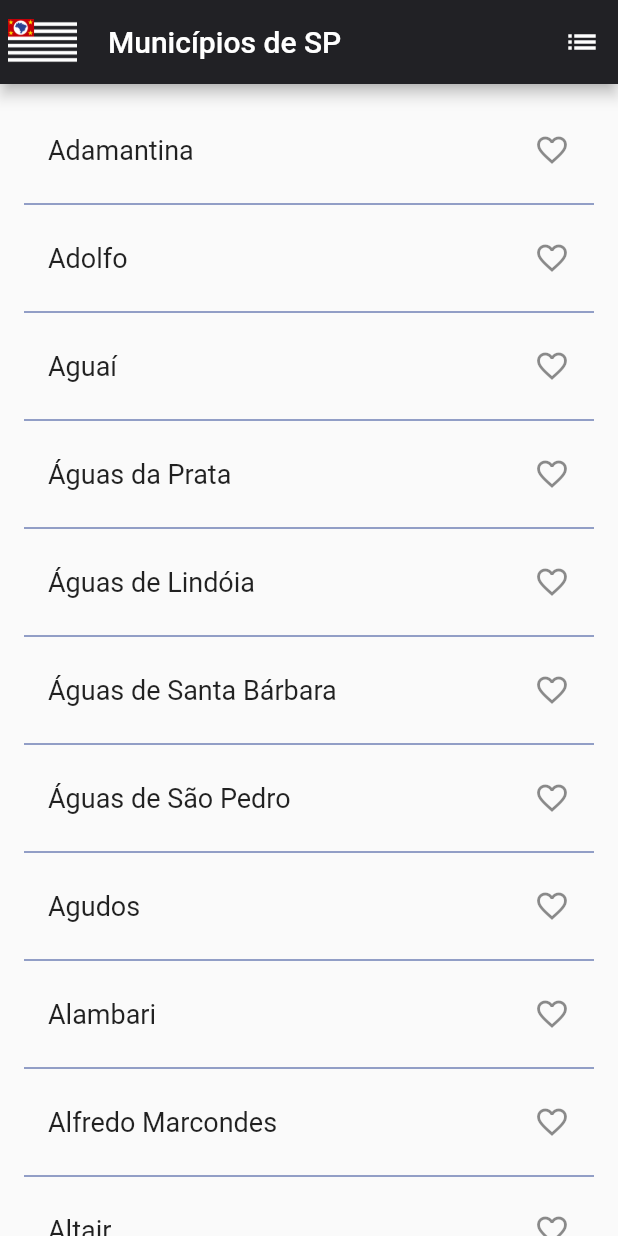
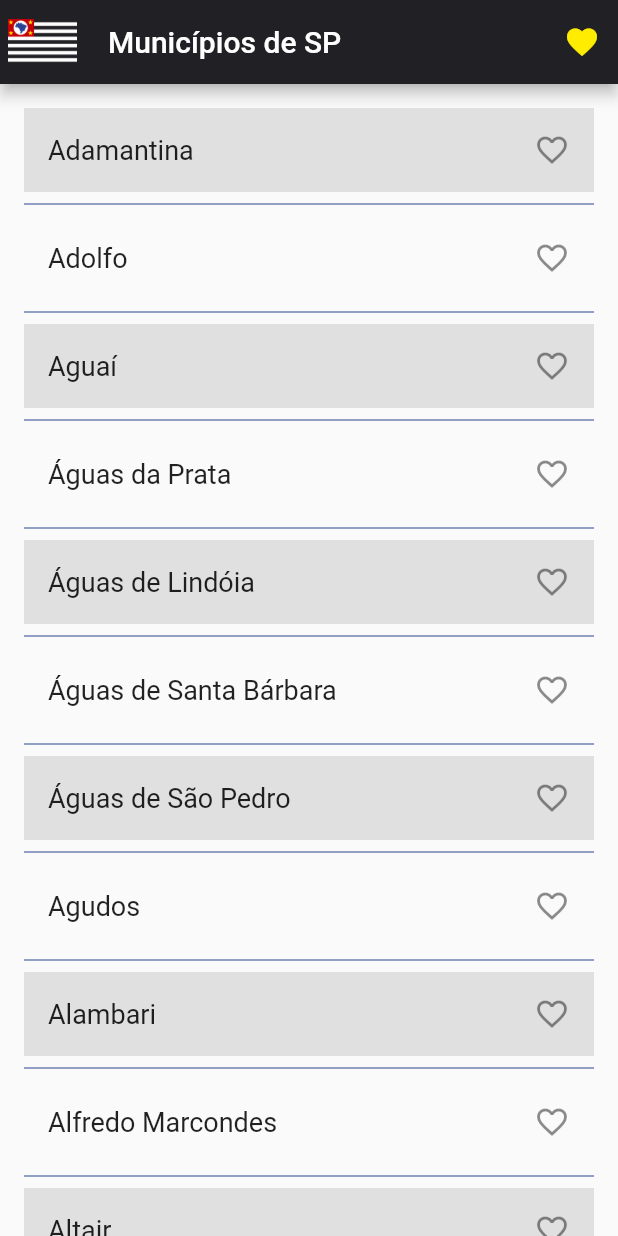
Before and after one commit to fbatisteti/Blink_Test, a Flutter app: the screen it shows after launch, on a phone screen of 412 x 824 dp. Run offline on Flutter 3.47's test engine with Material 2 defaults, Android fonts, the phone set to English and light mode, and no system bars.

Commit message:
Last glow-up

```diff
--- a/lib/cidades.dart
+++ b/lib/cidade/cidades.dart
@@ -49,6 +49,7 @@ class _CidadesState extends State<Cidades> {
   }
 
   // The following blocks loads the .txt file and associate with the variable
+  // on initialization
   @override
   void initState() {
     _setup();
@@ -84,7 +85,7 @@ class _CidadesState extends State<Cidades> {
         if (i == (_cidades.length) * 2 - 1) {
           return null; // break
         } else {
-          return _buildRow(_cidades[index]); // print
+          return _buildRow(_cidades[index], (index % 2 == 0)); // print
         }
       },
     );
@@ -95,7 +96,7 @@ class _CidadesState extends State<Cidades> {
 
       - Each row has the city name and a "favorite" button
   */
-  Widget _buildRow(String cidade) {
+  Widget _buildRow(String cidade, bool shade) {
     // Checks if is favorited
     final alreadySaved = _saved.contains(cidade);
 
@@ -104,6 +105,7 @@ class _CidadesState extends State<Cidades> {
         cidade,
         style: _biggerFont,
       ),
+      tileColor: (shade ? Colors.grey[300] : null),
       trailing: Icon(
         alreadySaved ? Icons.favorite : Icons.favorite_border,
         color: alreadySaved ? Color.fromRGBO(196, 0, 8, 1.0) : null,
@@ -142,7 +144,7 @@ class _CidadesState extends State<Cidades> {
 
         return Scaffold(
           appBar: AppBar(
-            title: Text('Municípios Favoritos'),
+            title: Text('Municípios Favoritados'),
           ),
           body: ListView(children: divided),
         );
@@ -160,7 +162,12 @@ class _CidadesState extends State<Cidades> {
         ),
         title: Text('Municípios de SP'),
         actions: [
-          IconButton(icon: Icon(Icons.list), onPressed: _pushSaved),
+          IconButton(
+              icon: Icon(
+                Icons.favorite,
+                color: Color.fromRGBO(255, 236, 0, 1.0),
+              ),
+              onPressed: _pushSaved),
         ],
       ),
       body: _cidadesListar(),
--- a/lib/main.dart
+++ b/lib/main.dart
@@ -1,6 +1,6 @@
 // Imports
 import 'package:flutter/material.dart';
-import 'cidades.dart';
+import 'cidade/cidades.dart';
 
 // Main function - runs the app
 void main() => runApp(MyApp());
```
